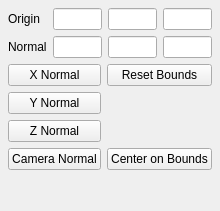
wildmichael/ParaView3-enhancements-old, file GUI/Client/Widgets/pqImplicitPlaneWidget.ui: the form before one commit.
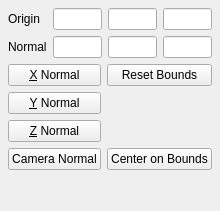
The form after the commit.

Commit message: ENH: Added mnemonics to the X, Y, and Z normal buttons in the standard implicit plane widget UI.

What changed in the file:
```diff
--- a/GUI/Client/Widgets/pqImplicitPlaneWidget.ui
+++ b/GUI/Client/Widgets/pqImplicitPlaneWidget.ui
@@ -89,21 +89,21 @@
      <item row="0" column="0" >
       <widget class="QPushButton" name="useXNormal" >
        <property name="text" >
-        <string>X Normal</string>
+        <string>&amp;X Normal</string>
        </property>
       </widget>
      </item>
      <item row="2" column="0" >
       <widget class="QPushButton" name="useZNormal" >
        <property name="text" >
-        <string>Z Normal</string>
+        <string>&amp;Z Normal</string>
        </property>
       </widget>
      </item>
      <item row="1" column="0" >
       <widget class="QPushButton" name="useYNormal" >
        <property name="text" >
-        <string>Y Normal</string>
+        <string>&amp;Y Normal</string>
        </property>
       </widget>
      </item>
```
